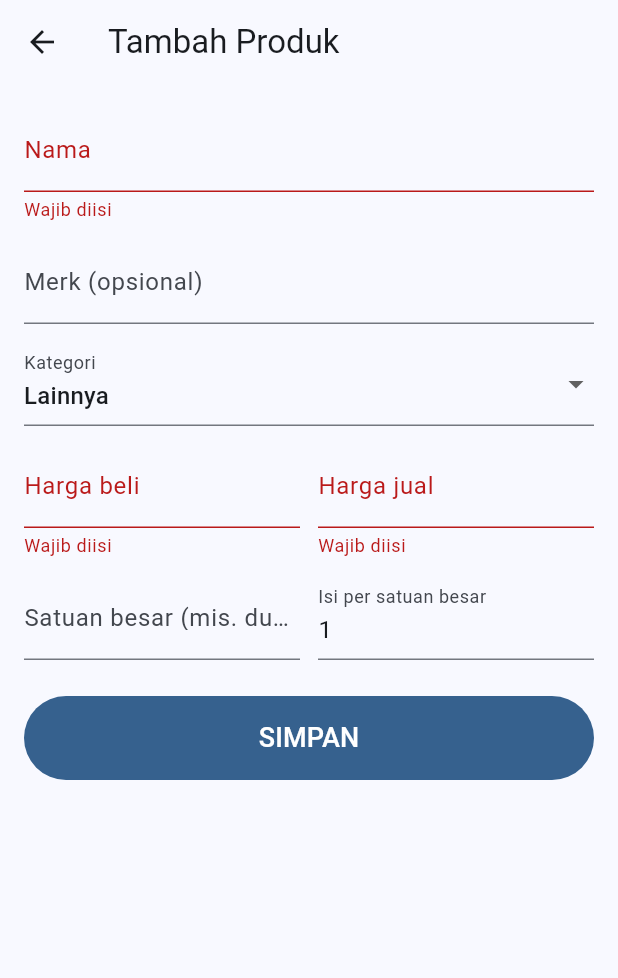
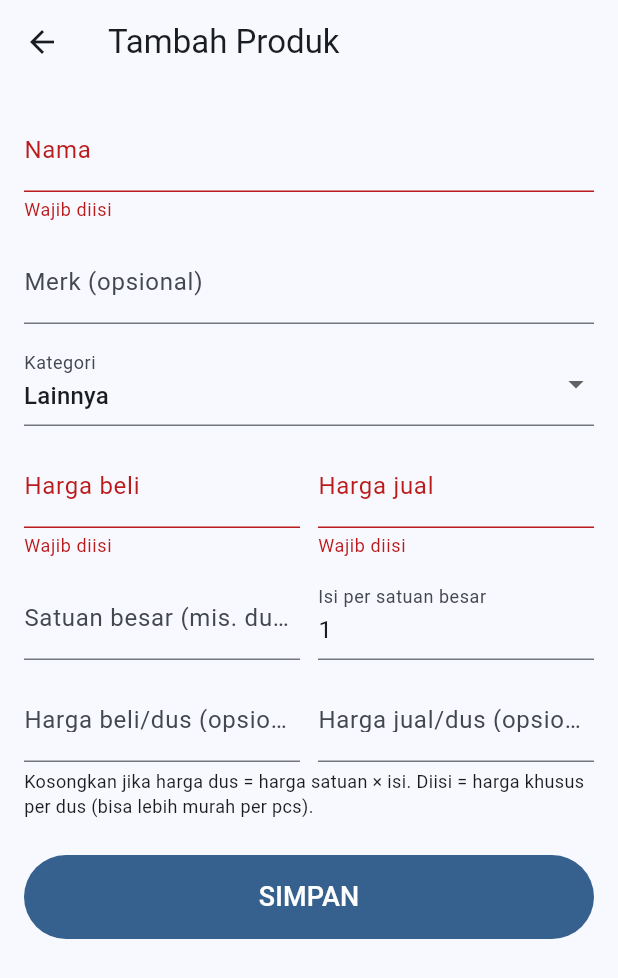
Before and after one commit to nandawperdana/amdk_pos, a Flutter app: the _ProductFormScreen screen opened directly, after a tap on "SIMPAN", on a phone screen of 412 x 824 dp. Shown: the top 978 px of the screen. Run offline on Flutter 3.47's test engine with Material 3 defaults, Android fonts, the phone set to English and light mode, and no system bars; our stand-ins replace drift, drift_flutter, flutter_riverpod, shared_preferences, supabase_flutter; accounts and stored records are empty; generated files the repository leaves out were written again.

Commit message:
feat: sembunyikan harga jual/beli dari kasir di Master Produk
Kasir cuma lihat kategori; harga (jual/beli/dus) cuma keliatan buat Owner.
Kasir juga sudah tak bisa buka form edit (isOwner check yang sudah ada).

Restore juga field harga beli/jual per-dus (packBuyPrice/packSellPrice) di
form Owner yang sempat hilang gara-gara reset file pas misahin commit CSV
import sebelumnya.

Tambah kredensial Supabase dev & prod ke CLAUDE.md (anon key, aman
di-commit — akses tetap digerbangi RLS, beda dari service_role key).

```diff
--- a/lib/ui/master_product_screen.dart
+++ b/lib/ui/master_product_screen.dart
@@ -62,9 +62,10 @@ class MasterProductScreen extends ConsumerWidget {
                   style: TextStyle(
                       decoration:
                           p.active ? null : TextDecoration.lineThrough)),
-              subtitle: Text(
-                  '${_categoryLabel(p.category)} · jual ${rupiah.format(p.sellPrice)} · '
-                  'beli ${rupiah.format(p.buyPrice)}'),
+              subtitle: Text(isOwner
+                  ? '${_categoryLabel(p.category)} · jual ${rupiah.format(p.sellPrice)} · '
+                      'beli ${rupiah.format(p.buyPrice)}'
+                  : _categoryLabel(p.category)),
               trailing: Row(
                 mainAxisSize: MainAxisSize.min,
                 children: [
@@ -172,6 +173,8 @@ class _ProductFormScreenState extends ConsumerState<_ProductFormScreen> {
   late final TextEditingController _sell;
   late final TextEditingController _packUnit;
   late final TextEditingController _packSize;
+  late final TextEditingController _packBuy;
+  late final TextEditingController _packSell;
   late final TextEditingController _deposit;
   late String _category;
 
@@ -186,13 +189,31 @@ class _ProductFormScreenState extends ConsumerState<_ProductFormScreen> {
     _sell = TextEditingController(text: _p?.sellPrice.toStringAsFixed(0) ?? '');
     _packUnit = TextEditingController(text: _p?.packUnit ?? '');
     _packSize = TextEditingController(text: '${_p?.packSize ?? 1}');
+    _packBuy = TextEditingController(
+        text: (_p?.packBuyPrice ?? 0) == 0
+            ? ''
+            : _p!.packBuyPrice.toStringAsFixed(0));
+    _packSell = TextEditingController(
+        text: (_p?.packSellPrice ?? 0) == 0
+            ? ''
+            : _p!.packSellPrice.toStringAsFixed(0));
     _deposit = TextEditingController(text: _p?.depositPrice.toStringAsFixed(0) ?? '');
     _category = _p?.category ?? 'other';
   }
 
   @override
   void dispose() {
-    for (final c in [_name, _brand, _buy, _sell, _packUnit, _packSize, _deposit]) {
+    for (final c in [
+      _name,
+      _brand,
+      _buy,
+      _sell,
+      _packUnit,
+      _packSize,
+      _packBuy,
+      _packSell,
+      _deposit
+    ]) {
       c.dispose();
     }
     super.dispose();
@@ -215,6 +236,11 @@ class _ProductFormScreenState extends ConsumerState<_ProductFormScreen> {
           _category == 'gallon' ? (double.tryParse(_deposit.text) ?? 0) : 0),
       packUnit: Value(packUnit.isEmpty ? null : packUnit),
       packSize: Value(int.tryParse(_packSize.text) ?? 1),
+      // Dus prices only meaningful with a pack unit; store 0 otherwise.
+      packBuyPrice: Value(
+          packUnit.isEmpty ? 0 : (double.tryParse(_packBuy.text) ?? 0)),
+      packSellPrice: Value(
+          packUnit.isEmpty ? 0 : (double.tryParse(_packSell.text) ?? 0)),
     );
     await ref.read(productServiceProvider).save(values, id: _p?.id);
     if (mounted) Navigator.pop(context);
@@ -317,6 +343,37 @@ class _ProductFormScreenState extends ConsumerState<_ProductFormScreen> {
                 ),
               ],
             ),
+            const SizedBox(height: 12),
+            Row(
+              children: [
+                Expanded(
+                  child: TextFormField(
+                    controller: _packBuy,
+                    decoration: const InputDecoration(
+                        labelText: 'Harga beli/dus (opsional)',
+                        prefixText: 'Rp '),
+                    keyboardType: TextInputType.number,
+                  ),
+                ),
+                const SizedBox(width: 12),
+                Expanded(
+                  child: TextFormField(
+                    controller: _packSell,
+                    decoration: const InputDecoration(
+                        labelText: 'Harga jual/dus (opsional)',
+                        prefixText: 'Rp '),
+                    keyboardType: TextInputType.number,
+                  ),
+                ),
+              ],
+            ),
+            const Padding(
+              padding: EdgeInsets.only(top: 4),
+              child: Text(
+                  'Kosongkan jika harga dus = harga satuan × isi. Diisi = harga '
+                  'khusus per dus (bisa lebih murah per pcs).',
+                  style: TextStyle(fontSize: 12)),
+            ),
             const SizedBox(height: 24),
             SizedBox(
               height: 56,
```
Also changed, not shown: 1 other file.
